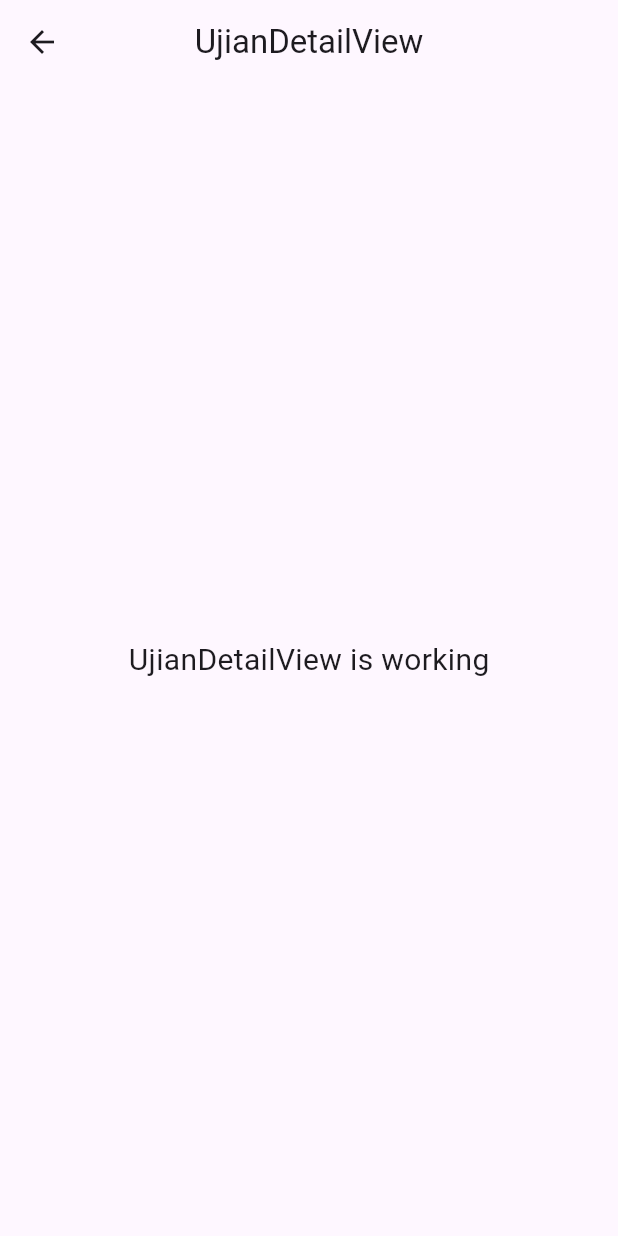
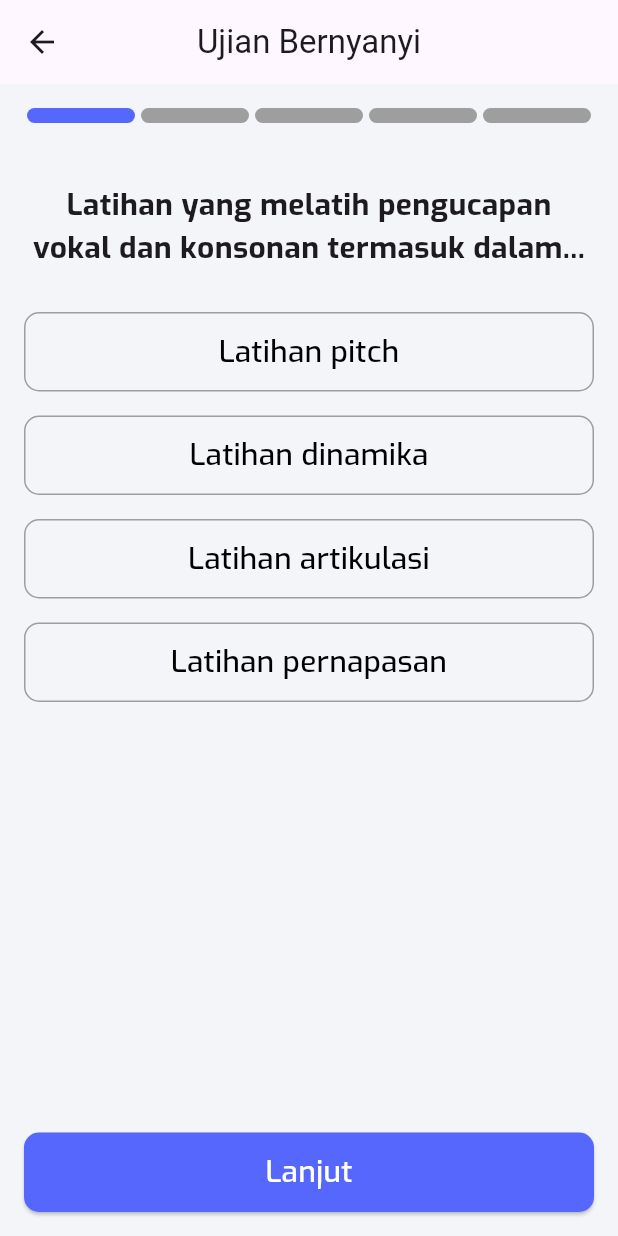
Before and after one commit to ichanyr/capstone_vocalavida, a Flutter app: the UjianDetailView screen opened by its route, on a phone screen of 412 x 824 dp. Run offline on Flutter 3.47's test engine with Material 3 defaults, Android fonts, the phone set to English and light mode, and no system bars; drawn by our look-alikes of step_progress_indicator; our stand-ins replace firebase_auth, firebase_core, firebase_storage, flutter_svg, get, get_storage and 1 more; accounts and stored records are empty.

Commit message:
Menabahkan controller dan view ujian details

```diff
--- a/lib/app/modules/ujian_detail/controllers/ujian_detail_controller.dart
+++ b/lib/app/modules/ujian_detail/controllers/ujian_detail_controller.dart
@@ -1,20 +1,176 @@
 import 'package:get/get.dart';
+import 'package:flutter/material.dart';
+import 'package:capstone_vocalavida/app/routes/app_pages.dart';
+import 'package:capstone_vocalavida/app/style/colors.dart';
 
 class UjianDetailController extends GetxController {
-  //TODO: Implement UjianDetailController
+  var currentQuestionIndex = 0.obs;
+  var selectedAnswerIndex = (-1).obs;
+  var score = 0.obs;
 
-  final count = 0.obs;
-  @override
-  void onInit() {
-    super.onInit();
+  List<String> questions = [
+    "Latihan yang melatih pengucapan vokal dan konsonan termasuk dalam...",
+    "Menggunakan dinamika dan ekspresi yang tepat dalam bernyanyi membuat penampilan menjadi...",
+    "Apa yang dimaksud dengan resonansi dalam bernyanyi?",
+    "Latihan humming (mendengung) berguna untuk...",
+    "Menggunakan variasi volume suara dalam bernyanyi disebut..."
+  ];
+
+  List<List<String>> options = [
+    [
+      "Latihan pitch",
+      "Latihan dinamika",
+      "Latihan artikulasi",
+      "Latihan pernapasan"
+    ],
+    [
+      "Lebih cepat",
+      "Lebih membosankan",
+      "Lebih hidup dan menarik",
+      "Lebih keras"
+    ],
+    [
+      "Proses mengatur tinggi rendahnya nada suara",
+      "Proses menguatkan dan memantulkan suara alami dalam tubuh",
+      "Proses menghafal lirik lagu",
+      "Proses mempercepat tempo lagu"
+    ],
+    [
+      "Menghafal lirik",
+      "Meningkatkan kontrol volume",
+      "Memperkuat resonansi dalam tubuh",
+      "Menambah kecepatan bernyanyi"
+    ],
+    ["Pitch", "Artikulasi", "Diksi", "Dinamika"]
+  ];
+
+  List<String> correctAnswers = [
+    "Latihan artikulasi",
+    "Lebih hidup dan menarik",
+    "Proses menguatkan dan memantulkan suara alami dalam tubuh",
+    "Memperkuat resonansi dalam tubuh",
+    "Dinamika"
+  ];
+
+  void nextQuestion() {
+    if (selectedAnswerIndex.value != -1) {
+      if (checkAnswer()) {
+        score++;
+      }
+
+      if (currentQuestionIndex.value < questions.length - 1) {
+        currentQuestionIndex.value++;
+        selectedAnswerIndex.value = -1;
+      } else {
+        // Tampilkan dialog hasil atau navigasi ke halaman hasil
+        Get.dialog(
+          AlertDialog(
+            title: Center(
+              child: Text(
+                score.value >= 4 ? "Hasil" : "Gagal",
+                style: TextStyle(
+                  fontFamily: 'Exo',
+                  fontSize: 18,
+                  fontWeight: FontWeight.w600,
+                ),
+                textAlign: TextAlign.center,
+              ),
+            ),
+            content: Column(
+              mainAxisSize: MainAxisSize.min,
+              crossAxisAlignment: CrossAxisAlignment.center,
+              children: [
+                Container(
+                  decoration: BoxDecoration(
+                    color: ultramarineBlue,
+                    shape: BoxShape.circle,
+                  ),
+                  padding: EdgeInsets.all(8),
+                  child: Icon(
+                    score.value >= 4 ? Icons.check : Icons.close,
+                    color: Colors.white,
+                    size: 32,
+                  ),
+                ),
+                SizedBox(height: 10),
+                Center(
+                  child: Text(
+                    score.value >= 4
+                        ? "Selamat kamu berhasil"
+                        : "Maaf kamu belum berhasil",
+                    style: TextStyle(
+                      fontFamily: 'Exo',
+                      fontSize: 16,
+                      fontWeight: FontWeight.w500,
+                    ),
+                    textAlign: TextAlign.center,
+                  ),
+                ),
+                SizedBox(height: 10),
+                Center(
+                  child: Text(
+                    score.value >= 4
+                        ? "Kamu telah menyelesaikan semua soal"
+                        : "Jawaban benar kamu kurang dari 4",
+                    style: TextStyle(
+                      fontFamily: 'Exo',
+                      fontSize: 16,
+                      fontWeight: FontWeight.w500,
+                    ),
+                    textAlign: TextAlign.center,
+                  ),
+                ),
+                SizedBox(height: 10),
+                Center(
+                  child: Text(
+                    "Kamu Benar: ${score.value}/${questions.length}",
+                    style: TextStyle(
+                      fontFamily: 'Exo',
+                      fontSize: 16,
+                      fontWeight: FontWeight.w500,
+                    ),
+                    textAlign: TextAlign.center,
+                  ),
+                ),
+                SizedBox(height: 20),
+                ElevatedButton(
+                  onPressed: () {
+                    Get.offAllNamed(Routes.MAIN);
+                  },
+                  child: Text(
+                    "Selesai",
+                    style: TextStyle(color: Colors.white),
+                    textAlign: TextAlign.center,
+                  ),
+                  style: ButtonStyle(
+                    backgroundColor:
+                        MaterialStateProperty.resolveWith<Color>((states) {
+                      if (states.contains(MaterialState.pressed)) {
+                        return Colors.red;
+                      }
+                      return ultramarineBlue;
+                    }),
+                    shape: MaterialStateProperty.all(
+                      RoundedRectangleBorder(
+                        borderRadius: BorderRadius.circular(10),
+                      ),
+                    ),
+                  ),
+                ),
+              ],
+            ),
+          ),
+        );
+      }
+    }
   }
 
-  @override
-  void onReady() {
-    super.onReady();
+  bool checkAnswer() {
+    return options[currentQuestionIndex.value][selectedAnswerIndex.value] ==
+        correctAnswers[currentQuestionIndex.value];
   }
 
-  @override
-  void onClose() {}
-  void increment() => count.value++;
+  void selectAnswer(int index) {
+    selectedAnswerIndex.value = index;
+  }
 }
--- a/lib/app/modules/ujian_detail/views/ujian_detail_view.dart
+++ b/lib/app/modules/ujian_detail/views/ujian_detail_view.dart
@@ -1,21 +1,144 @@
+import 'package:capstone_vocalavida/app/modules/ujian_detail/controllers/ujian_detail_controller.dart';
 import 'package:flutter/material.dart';
+import 'package:get/get.dart';
+import 'package:step_progress_indicator/step_progress_indicator.dart';
+import 'package:capstone_vocalavida/app/style/colors.dart'; // Import the colors.dart
 
-import 'package:get/get.dart';
-
-import '../controllers/ujian_detail_controller.dart';
-
-class UjianDetailView extends GetView<UjianDetailController> {
+class UjianDetailView extends StatelessWidget {
   @override
   Widget build(BuildContext context) {
+    final UjianDetailController controller = Get.put(UjianDetailController());
+    double buttonWidth = MediaQuery.of(context).size.width / 2;
+
     return Scaffold(
       appBar: AppBar(
-        title: Text('UjianDetailView'),
+        title: Text('Ujian Bernyanyi'),
         centerTitle: true,
       ),
-      body: Center(
-        child: Text(
-          'UjianDetailView is working',
-          style: TextStyle(fontSize: 20),
+      body: Container(
+        decoration: BoxDecoration(
+          image: DecorationImage(
+            image: AssetImage('assets/images/Background.png'),
+            fit: BoxFit.cover,
+          ),
+        ),
+        child: Padding(
+          padding: const EdgeInsets.all(16.0),
+          child: Obx(() {
+            return Column(
+              crossAxisAlignment: CrossAxisAlignment.center,
+              children: [
+                Center(
+                  child: StepProgressIndicator(
+                    totalSteps: controller.questions.length,
+                    currentStep: controller.currentQuestionIndex.value + 1,
+                    size: 10,
+                    selectedColor: ultramarineBlue,
+                    unselectedColor: Colors.grey,
+                    roundedEdges: Radius.circular(5),
+                  ),
+                ),
+                SizedBox(height: 40),
+                Center(
+                  child: Text(
+                    controller.questions[controller.currentQuestionIndex.value],
+                    style: TextStyle(
+                      fontFamily: 'Exo',
+                      fontSize: 20,
+                      fontWeight: FontWeight.bold,
+                    ),
+                    textAlign: TextAlign.center,
+                  ),
+                ),
+                SizedBox(height: 20),
+                ...List.generate(
+                    controller.options[controller.currentQuestionIndex.value]
+                        .length, (index) {
+                  return Padding(
+                    padding: const EdgeInsets.symmetric(vertical: 8.0),
+                    child: Container(
+                      width: double.infinity,
+                      child: OutlinedButton(
+                        onPressed: () {
+                          controller.selectAnswer(index);
+                        },
+                        style: ButtonStyle(
+                          side: MaterialStateProperty.all(
+                            BorderSide(
+                              color:
+                                  controller.selectedAnswerIndex.value == index
+                                      ? ultramarineBlue
+                                      : Colors.grey,
+                            ),
+                          ),
+                          shape: MaterialStateProperty.all(
+                            RoundedRectangleBorder(
+                              borderRadius: BorderRadius.circular(10),
+                            ),
+                          ),
+                        ),
+                        child: Padding(
+                          padding: const EdgeInsets.symmetric(vertical: 12.0),
+                          child: Center(
+                            child: Text(
+                              controller.options[
+                                  controller.currentQuestionIndex.value][index],
+                              style: TextStyle(
+                                fontFamily: 'Exo',
+                                fontSize: 20,
+                                color: controller.selectedAnswerIndex.value ==
+                                        index
+                                    ? ultramarineBlue
+                                    : Colors.black,
+                              ),
+                              textAlign: TextAlign.center,
+                            ),
+                          ),
+                        ),
+                      ),
+                    ),
+                  );
+                }),
+                Spacer(),
+                Center(
+                  child: Container(
+                    width: double.infinity,
+                    child: ElevatedButton(
+                      onPressed: () {
+                        if (controller.selectedAnswerIndex.value != -1) {
+                          controller.nextQuestion();
+                        }
+                      },
+                      style: ButtonStyle(
+                        backgroundColor:
+                            MaterialStateProperty.all(ultramarineBlue),
+                        shape: MaterialStateProperty.all(
+                          RoundedRectangleBorder(
+                            borderRadius: BorderRadius.circular(10),
+                          ),
+                        ),
+                      ),
+                      child: Padding(
+                        padding: const EdgeInsets.symmetric(vertical: 12.0),
+                        child: Text(
+                          controller.currentQuestionIndex.value <
+                                  controller.questions.length - 1
+                              ? "Lanjut"
+                              : "Kumpul",
+                          style: TextStyle(
+                            fontFamily: 'Exo',
+                            fontSize: 20,
+                            color: Colors.white,
+                          ),
+                          textAlign: TextAlign.center,
+                        ),
+                      ),
+                    ),
+                  ),
+                ),
+              ],
+            );
+          }),
         ),
       ),
     );
```
